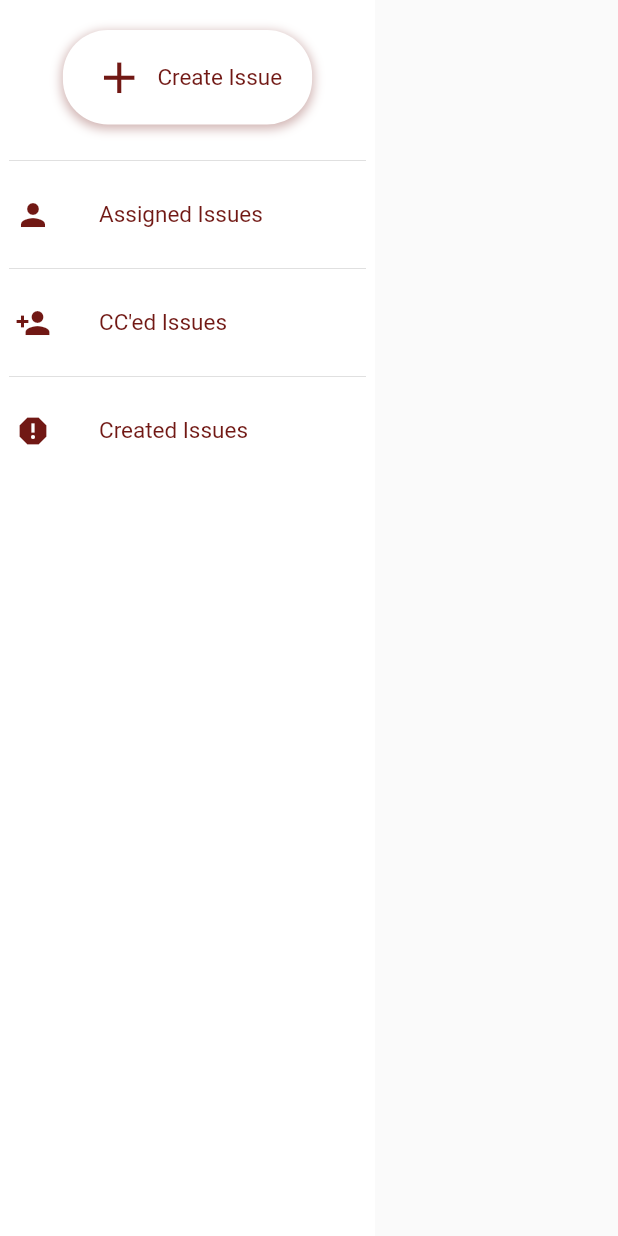
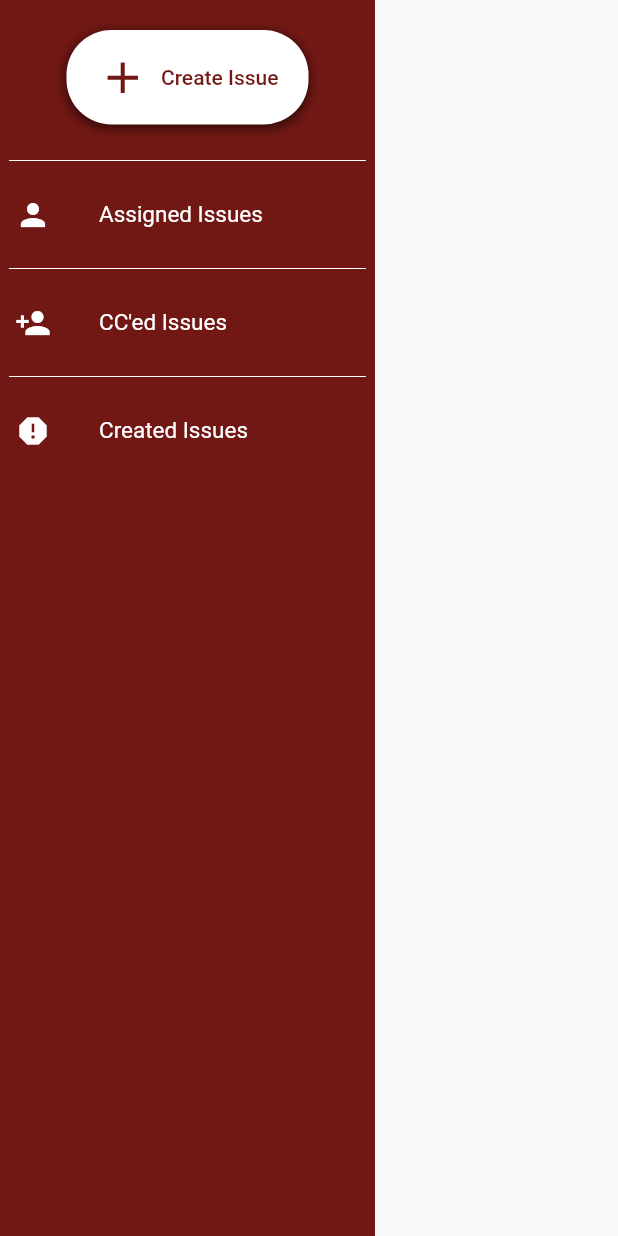
Before and after one commit to srihitha-ravi/demo-frontend, a Flutter app: the Sidebar widget shown alone on an empty page, opened directly, on a phone screen of 412 x 824 dp. Run offline on Flutter 3.47's test engine with Material 2 defaults, Android fonts, the phone set to English and light mode, and no system bars.

Commit message:
Changed the sidebar theme

```diff
--- a/lib/SideBar/sidebar.dart
+++ b/lib/SideBar/sidebar.dart
@@ -6,7 +6,7 @@ class Sidebar extends StatelessWidget {
   Widget build(BuildContext context) {
     return Container(
       width: 250.0,
-      color: Colors.white,
+      color:Color.fromARGB(255, 113, 24, 20),
       child: Column(
         children: [
           const SizedBox(
@@ -19,7 +19,7 @@ class Sidebar extends StatelessWidget {
                 borderRadius: BorderRadius.circular(30.0),
                 boxShadow: const [
                   BoxShadow(
-                    color: Color.fromARGB(84, 113, 25, 20),
+                    color: Colors.black54,
                     blurRadius: 5.0,
                     spreadRadius: 1.0,
                     offset: Offset(0, 2),
@@ -38,7 +38,9 @@ class Sidebar extends StatelessWidget {
                   ),
                   label: const Text(
                     'Create Issue',
-                    style: myTextStyle,
+                    style: TextStyle(
+                      color: Color.fromARGB(255, 113, 24, 20),
+                    ),
                   ),
                 ),
               ),
@@ -50,9 +52,10 @@ class Sidebar extends StatelessWidget {
           const Divider(
             indent: 6.0,
             endIndent: 6.0,
+            color: Colors.white,
           ),
           ListTile(
-            leading: const Icon(Icons.person, color: Color.fromARGB(255, 113, 24, 20)),
+            leading: const Icon(Icons.person, color:Colors.white),
             contentPadding: EdgeInsets.symmetric(horizontal: 10.0),
             title: const Text(
               'Assigned Issues',
@@ -65,9 +68,10 @@ class Sidebar extends StatelessWidget {
           const Divider(
             indent: 6.0,
             endIndent: 6.0,
+            color: Colors.white,
           ),
           ListTile(
-            leading: const Icon(Icons.person_add, color: Color.fromARGB(255, 113, 24, 20)),
+            leading: const Icon(Icons.person_add, color: Colors.white),
             contentPadding: EdgeInsets.symmetric(horizontal: 10.0),
             title: const Text(
               "CC'ed Issues",
@@ -80,10 +84,11 @@ class Sidebar extends StatelessWidget {
           const Divider(
             indent: 6.0,
             endIndent: 6.0,
+            color: Colors.white,
           ),
           // Add more items as needed
           ListTile(
-            leading: const Icon(Icons.report, color: Color.fromARGB(255, 113, 24, 20)),
+            leading: const Icon(Icons.report, color: Colors.white),
             contentPadding: EdgeInsets.symmetric(horizontal: 10.0),
             title: const Text(
               "Created Issues",
--- a/lib/Theme/theme.dart
+++ b/lib/Theme/theme.dart
@@ -2,7 +2,7 @@ import 'package:flutter/material.dart';
 
 
 const TextStyle myTextStyle =TextStyle(
-  color: Color.fromARGB(255, 113, 24, 20),
+  color: Colors.white,
   fontSize: 15.0,
   fontWeight: FontWeight.normal,
 );
```
